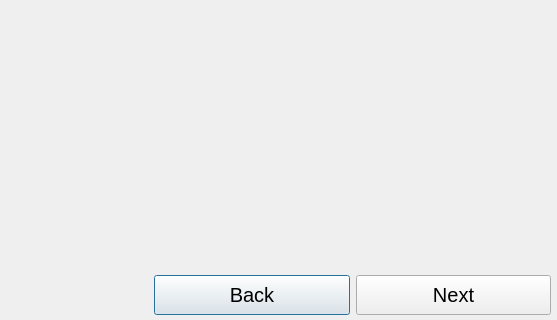
The window that ui/wizard/wizard_setting.ui (15903016222/Voice) describes before a commit, drawn with Qt 5; both pictures show x 243 to 800 and y 280 to 600 of the 800 by 600 pixel window.
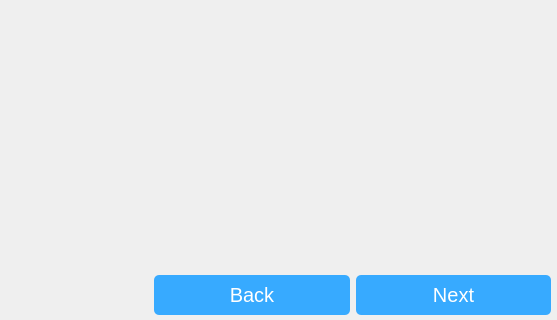
The same window after the commit. Custom widgets are drawn as their Qt base class.

```diff
--- a/ui/wizard/wizard_setting.ui
+++ b/ui/wizard/wizard_setting.ui
@@ -19,6 +19,33 @@
   <property name="windowTitle">
    <string>Dialog</string>
   </property>
+  <property name="styleSheet">
+   <string notr="true">QPushButton#backBtn{
+background-color:rgb(55, 170, 255);
+color: white;   
+font: 15pt;
+border-radius: 5px; 
+border-style: outset;
+}
+QPushButton#backBtn:focus{outline: none;
+background-color:rgb(55, 170, 255);
+color: rgb(170, 255, 0);
+border-radius: 5px; 
+border-style: outset;}
+
+QPushButton#nextBtn{
+background-color:rgb(55, 170, 255);
+color: white;   
+font: 15pt;
+border-radius: 5px; 
+border-style: outset;
+}
+QPushButton#nextBtn:focus{outline: none;
+background-color:rgb(55, 170, 255);
+color: rgb(170, 255, 0);
+border-radius: 5px; 
+border-style: outset;}</string>
+  </property>
   <property name="modal">
    <bool>true</bool>
   </property>
```
